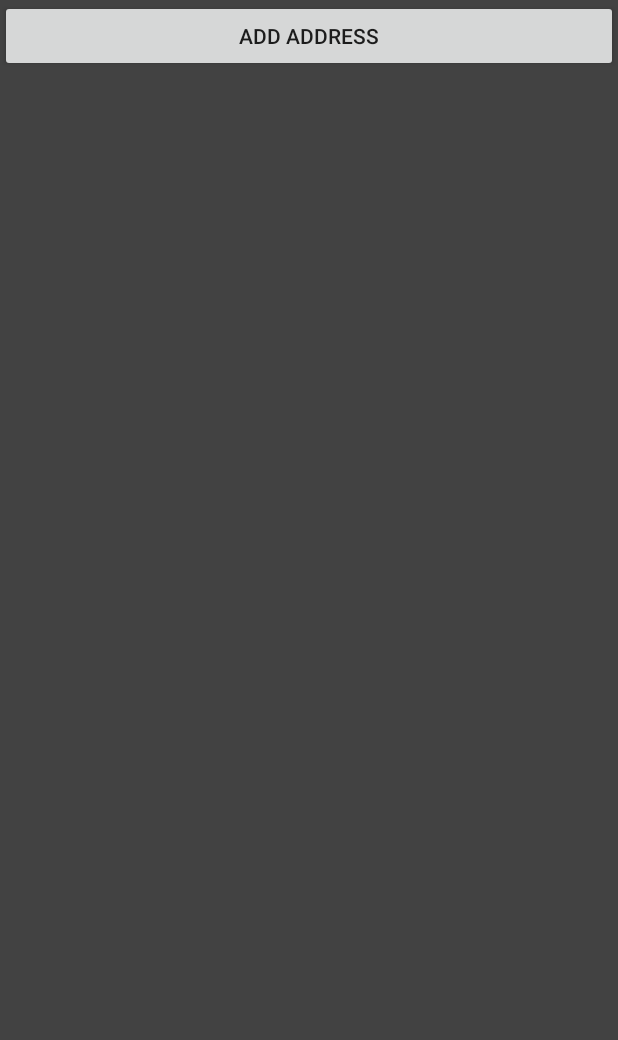
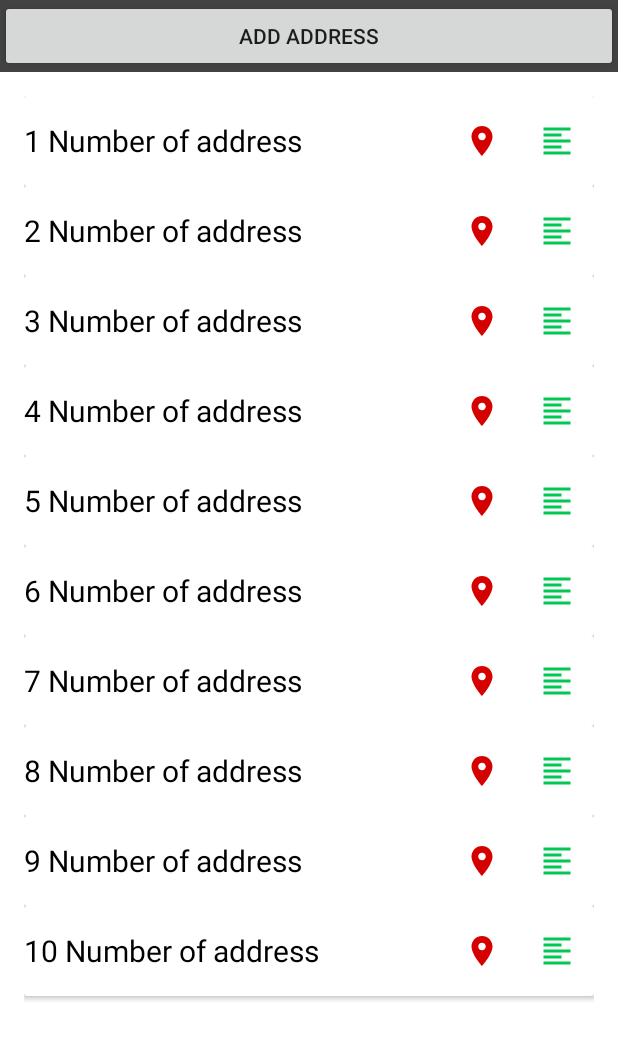
Before and after one commit to alejandroBrb/GeoProject, an Android app: the screen it shows after launch (MainActivity), on a phone screen of 412 x 824 dp. Shown: the top 1040 px of the screen. Run offline under Robolectric (Android 15) with nearby library versions, the phone set to English and light mode, and no system bars; plain views replace SlidingUpPanelLayout.

Commit message:
Cardview and adapter added

```diff
--- /dev/null
+++ b/app/src/main/java/baltamon/mx/geoproject/AddressItemViewHolder.java
@@ -0,0 +1,23 @@
+package baltamon.mx.geoproject;
+
+import android.support.v7.widget.RecyclerView;
+import android.view.View;
+import android.widget.ImageButton;
+import android.widget.TextView;
+
+/**
+ * Created by Baltazar Rodriguez on 22/03/2018.
+ */
+
+public class AddressItemViewHolder extends RecyclerView.ViewHolder {
+    public TextView tvAddressName;
+    public ImageButton btnPlace;
+    public ImageButton btnDetail;
+
+    public AddressItemViewHolder(View view){
+        super(view);
+        tvAddressName = view.findViewById(R.id.tv_address);
+        btnPlace = view.findViewById(R.id.btn_show_place);
+        btnDetail = view.findViewById(R.id.btn_show_detail);
+    }
+}
--- /dev/null
+++ b/app/src/main/java/baltamon/mx/geoproject/AddressesRecyclerAdapter.java
@@ -0,0 +1,39 @@
+package baltamon.mx.geoproject;
+
+import android.support.v7.widget.RecyclerView;
+import android.view.LayoutInflater;
+import android.view.View;
+import android.view.ViewGroup;
+
+import java.util.ArrayList;
+
+/**
+ * Created by Baltazar Rodriguez on 22/03/2018.
+ */
+
+public class AddressesRecyclerAdapter extends RecyclerView.Adapter<AddressItemViewHolder> {
+
+    private ArrayList<String> arrayList;
+
+    public AddressesRecyclerAdapter (ArrayList<String> arrayList){
+        this.arrayList = arrayList;
+    }
+
+    @Override
+    public AddressItemViewHolder onCreateViewHolder(ViewGroup parent, int viewType) {
+        View view = LayoutInflater.from(parent.getContext()).
+                inflate(R.layout.card_view_item, parent, false);
+
+        return new AddressItemViewHolder(view);
+    }
+
+    @Override
+    public void onBindViewHolder(AddressItemViewHolder holder, int position) {
+        holder.tvAddressName.setText(arrayList.get(position));
+    }
+
+    @Override
+    public int getItemCount() {
+        return arrayList.size();
+    }
+}
--- a/app/src/main/java/baltamon/mx/geoproject/MainActivity.java
+++ b/app/src/main/java/baltamon/mx/geoproject/MainActivity.java
@@ -3,10 +3,14 @@ package baltamon.mx.geoproject;
 import android.support.v7.app.ActionBar;
 import android.support.v7.app.AppCompatActivity;
 import android.os.Bundle;
+import android.support.v7.widget.LinearLayoutManager;
+import android.support.v7.widget.RecyclerView;
 import android.support.v7.widget.Toolbar;
 import android.view.Menu;
 import android.view.MenuItem;
 import android.widget.Toast;
+
+import java.util.ArrayList;
 
 public class MainActivity extends AppCompatActivity {
 
@@ -16,6 +20,7 @@ public class MainActivity extends AppCompatActivity {
         setContentView(R.layout.activity_main);
 
         setupToolbar();
+        setupRecyclerView();
     }
 
     @Override
@@ -26,7 +31,7 @@ public class MainActivity extends AppCompatActivity {
 
     @Override
     public boolean onOptionsItemSelected(MenuItem item) {
-        switch (item.getItemId()){
+        switch (item.getItemId()) {
             case R.id.tb_empty_list:
                 Toast.makeText(this, "Empty list", Toast.LENGTH_SHORT).show();
                 break;
@@ -34,11 +39,24 @@ public class MainActivity extends AppCompatActivity {
         return super.onOptionsItemSelected(item);
     }
 
-    public void setupToolbar(){
-        Toolbar toolbar = findViewById(R.id.toolbar);
-        setSupportActionBar(toolbar);
-        ActionBar actionBar = getSupportActionBar();
-        if (actionBar != null)
-            actionBar.setTitle("Geo Project");
+    public void setupToolbar() {
+        Toolbar mToolbar = findViewById(R.id.toolbar);
+        setSupportActionBar(mToolbar);
+        ActionBar mActionBar = getSupportActionBar();
+        if (mActionBar != null)
+            mActionBar.setTitle("Geo Project");
+    }
+
+    public void setupRecyclerView() {
+        ArrayList<String> arrayList = new ArrayList<>();
+        for (int i = 1; i <= 10; i++)
+            arrayList.add(i + " Number of address");
+
+        RecyclerView mRecyclerView = findViewById(R.id.recycler_view);
+        mRecyclerView.setHasFixedSize(true);
+        mRecyclerView.setLayoutManager(new LinearLayoutManager(this));
+        AddressesRecyclerAdapter mAdapter = new AddressesRecyclerAdapter(arrayList);
+        mRecyclerView.setAdapter(mAdapter);
+
     }
 }
--- a/app/src/main/res/layout/activity_main.xml
+++ b/app/src/main/res/layout/activity_main.xml
@@ -32,9 +32,11 @@
 
             <android.support.v7.widget.RecyclerView
                 android:id="@+id/recycler_view"
-                android:scrollbars="vertical"
                 android:layout_width="match_parent"
-                android:layout_height="match_parent"/>
+                android:layout_height="match_parent"
+                android:background="@color/colorWhite"
+                android:padding="16dp"
+                android:scrollbars="vertical" />
 
         </LinearLayout>
 
--- a/app/src/main/res/layout/card_view_item.xml
+++ b/app/src/main/res/layout/card_view_item.xml
@@ -24,14 +24,15 @@
             android:id="@+id/btn_show_place"
             android:layout_width="50dp"
             android:layout_height="50dp"
-            android:background="@color/colorTransparent"
+            android:background="@color/colorWhite"
             android:contentDescription="@string/ic_place_description"
             android:src="@drawable/ic_place" />
 
         <ImageButton
+            android:id="@+id/btn_show_detail"
             android:layout_width="50dp"
             android:layout_height="50dp"
-            android:background="@color/colorTransparent"
+            android:background="@color/colorWhite"
             android:contentDescription="@string/ic_details_description"
             android:src="@drawable/ic_details" />
 
```
